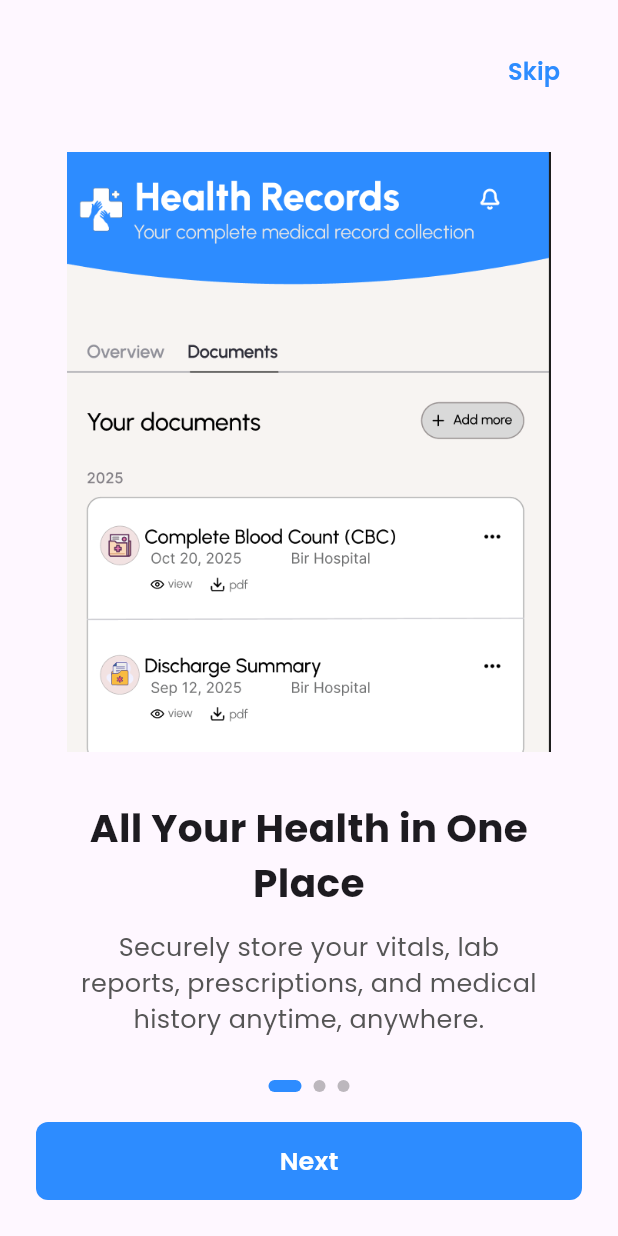
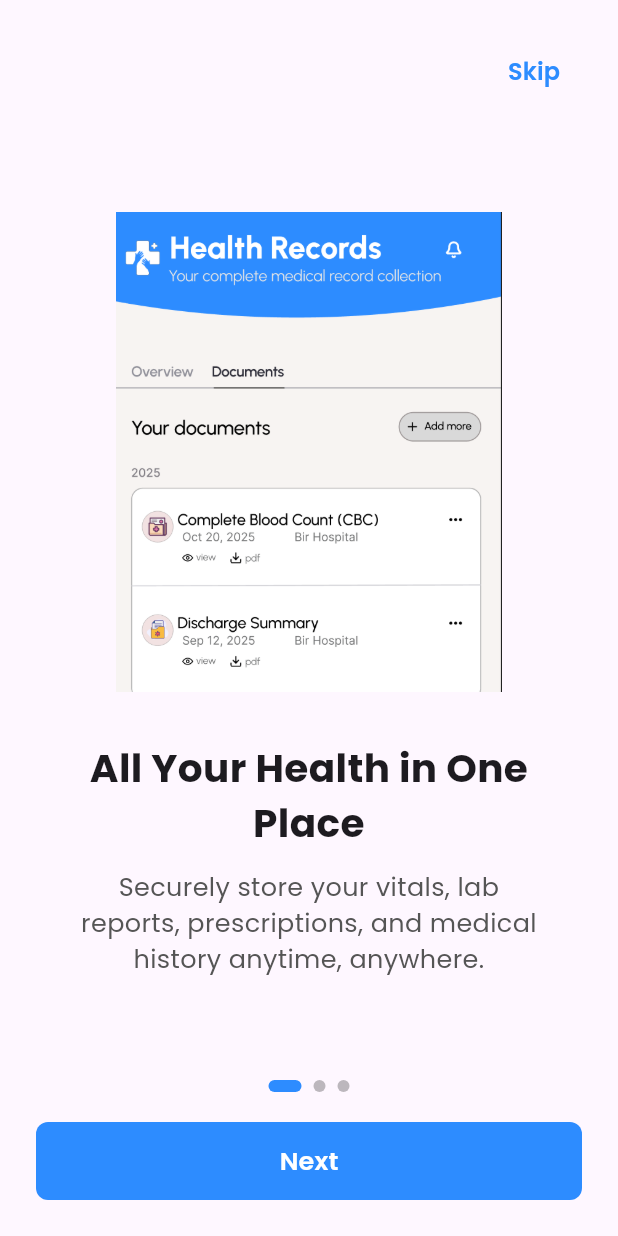
Before and after one commit to Nischaymrzn/vaidya, a Flutter app: the screen it shows after launch, on a phone screen of 412 x 824 dp. Run offline on Flutter 3.47's test engine with Material 3 defaults, Android fonts, the phone set to English and light mode, and no system bars; our stand-ins replace lottie.

```diff
--- a/lib/screens/onboarding_screen.dart
+++ b/lib/screens/onboarding_screen.dart
@@ -90,7 +90,7 @@ class _OnboardingScreenState extends State<OnboardingScreen> {
                     return Column(
                       mainAxisAlignment: MainAxisAlignment.center,
                       children: [
-                        Image.asset(data["image"]!, height: 400),
+                        Image.asset(data["image"]!, height: 320),
 
                         SizedBox(height: 32),
 
```
Also changed, not shown: lib/screens/home_screen.dart (added, +13 -0 lines), lib/screens/login_screen.dart (+4 -3 lines).
